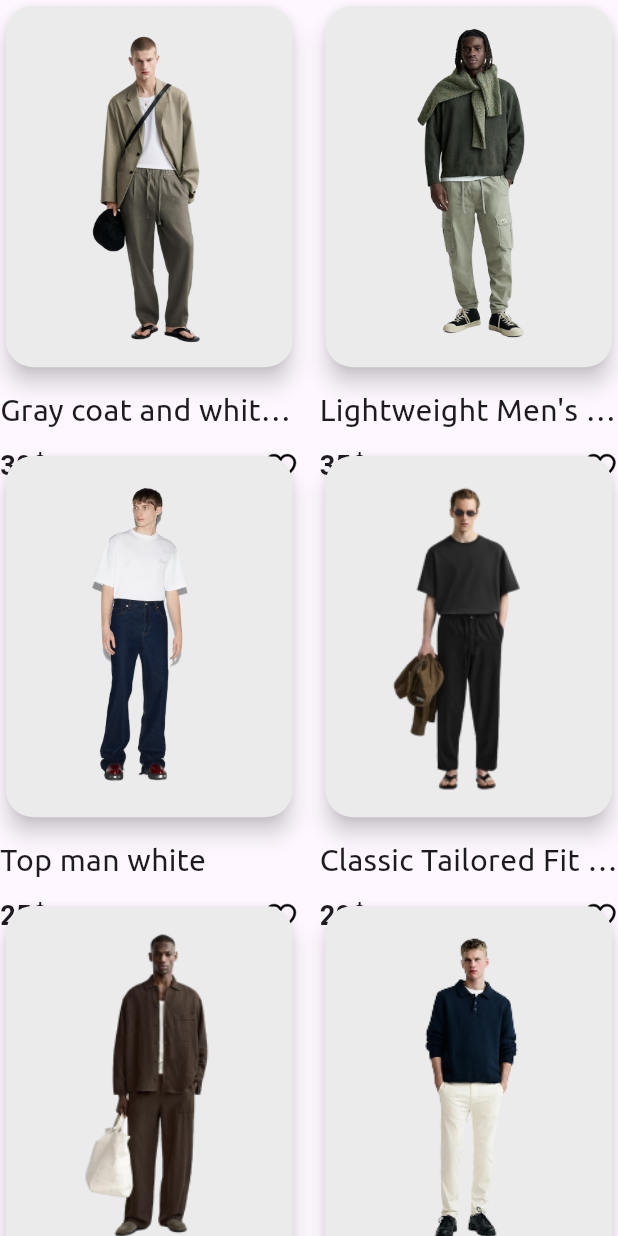
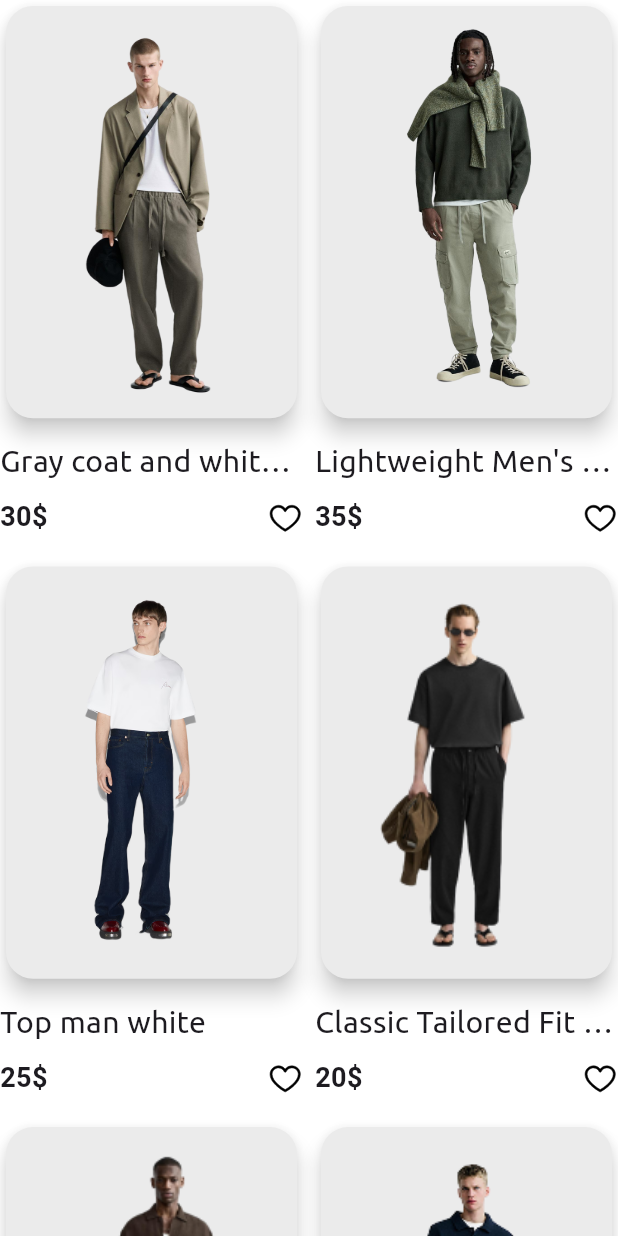
Before and after one commit to Omar-Tmam/Runway-Fashion, a Flutter app: the CategoriesGridView widget shown alone on an empty page, opened directly, on a phone screen of 412 x 824 dp. Run offline on Flutter 3.47's test engine with Material 3 defaults, Android fonts, the light colour scheme and no system bars; our stand-ins replace flutter_svg, gap, go_router, video_player.

Commit message:
edits in men model

```diff
--- a/lib/Features/category_view/data/models/men_model.dart
+++ b/lib/Features/category_view/data/models/men_model.dart
@@ -1,6 +1,6 @@
 class MenModel {
-  final String image, price,icon,name;
+  final String image, price,name;
 
-  MenModel( { required this.name,required this.image, required this.price, required this.icon});
+  MenModel( { required this.name,required this.image, required this.price, });
 
 }
--- a/lib/Features/category_view/presentation/views/widgets/categories_grid_view.dart
+++ b/lib/Features/category_view/presentation/views/widgets/categories_grid_view.dart
@@ -9,33 +9,32 @@ class CategoriesGridView extends StatelessWidget {
     MenModel(
       image: Assets.imagesCategory1,
       price: '30\$',
-        icon: Assets.imagesHeart,
-        name: 'Gray coat and white T-shirt'),
+      name: 'Gray coat and white T-shirt',
+    ),
     MenModel(
       image: Assets.imagesCategory2,
       price: '35\$',
-        icon: Assets.imagesHeart,
-        name: 'Lightweight Men\'s Puffer Jacket'),
+      name: 'Lightweight Men\'s Puffer Jacket',
+    ),
     MenModel(
       image: Assets.imagesCategory3,
       price: '25\$',
-        icon: Assets.imagesHeart,
-        name: 'Top man white'),
+      name: 'Top man white',
+    ),
     MenModel(
         image: Assets.imagesCategory4,
         price: '20\$',
-        icon: Assets.imagesHeart,
         name: 'Classic Tailored Fit Men\'s Dress Shirt'),
     MenModel(
       image: Assets.imagesCategory5,
       price: '30 \$',
-        icon: Assets.imagesHeart,
-        name: 'Deep gray essential regular'),
+      name: 'Deep gray essential regular',
+    ),
     MenModel(
       image: Assets.imagesCategory6,
       price: '40\$',
-        icon: Assets.imagesHeart,
-        name: 'Top man black with Trouser'),
+      name: 'Top man black with Trouser',
+    ),
   ];
 
   @override
@@ -44,16 +43,13 @@ class CategoriesGridView extends StatelessWidget {
       child: GridView.builder(
         itemCount: models.length,
         gridDelegate: SliverGridDelegateWithMaxCrossAxisExtent(
-          mainAxisExtent: 300,
-          crossAxisSpacing: 14,
+          crossAxisSpacing: 8,
+          childAspectRatio: 200 / 370,
           maxCrossAxisExtent: 300,
         ),
         itemBuilder: (context, index) {
           return CategoryItem(
-            image: models[index].image,
-            name: models[index].name,
-            price: models[index].price,
-            icon: models[index].icon,
+            menModel: models[index],
           );
         },
       ),
--- a/lib/Features/category_view/presentation/views/widgets/category_item.dart
+++ b/lib/Features/category_view/presentation/views/widgets/category_item.dart
@@ -2,15 +2,15 @@ import 'package:flutter/material.dart';
 import 'package:flutter_svg/svg.dart';
 import 'package:gap/gap.dart';
 import 'package:runway_app/Core/utils/app_styles.dart';
+import 'package:runway_app/Core/utils/assets.dart';
+import 'package:runway_app/Features/category_view/data/models/men_model.dart';
 
 class CategoryItem extends StatelessWidget {
-  const CategoryItem(
-      {super.key,
-      required this.image,
-      required this.name,
-      required this.price,
-      required this.icon});
-  final String image, name, price, icon;
+  const CategoryItem({
+    super.key,
+    required this.menModel,
+  });
+  final MenModel menModel;
 
   @override
   Widget build(BuildContext context) {
@@ -18,7 +18,7 @@ class CategoryItem extends StatelessWidget {
       crossAxisAlignment: CrossAxisAlignment.start,
       children: [
         AspectRatio(
-          aspectRatio: 200 / 250,
+          aspectRatio: 200 / 280,
           child: Card(
             color: Color(0xFFEBEBEB),
             elevation: 6,
@@ -28,12 +28,11 @@ class CategoryItem extends StatelessWidget {
             ),
             clipBehavior: Clip.antiAlias,
             child: Hero(
-              tag: image,
+              tag: menModel.image,
               child: Padding(
                 padding: const EdgeInsets.symmetric(vertical: 14),
                 child: Image.asset(
-                  image,
-                  fit: BoxFit.contain,
+                  menModel.image,
                 ),
               ),
             ),
@@ -43,7 +42,7 @@ class CategoryItem extends StatelessWidget {
         Text(
           overflow: TextOverflow.ellipsis,
           maxLines: 1,
-          name,
+          menModel.name,
           style: AppStyles.styleMedium14(context),
         ),
         Gap(10),
@@ -51,14 +50,14 @@ class CategoryItem extends StatelessWidget {
           mainAxisAlignment: MainAxisAlignment.spaceBetween,
           children: [
             Text(
-              price,
+              menModel.price,
               style: const TextStyle(
                 fontSize: 18,
                 fontWeight: FontWeight.bold,
               ),
             ),
             SvgPicture.asset(
-              icon,
+              Assets.imagesHeart,
               width: 24,
               height: 24,
             ),
--- a/lib/main.dart
+++ b/lib/main.dart
@@ -11,6 +11,10 @@ class RunWayFashion extends StatelessWidget {
   @override
   Widget build(BuildContext context) {
     return MaterialApp.router(
+      theme: ThemeData.light().copyWith(
+          appBarTheme: AppBarTheme(
+              surfaceTintColor: Colors.transparent, backgroundColor: Colors.transparent),
+          scaffoldBackgroundColor: Colors.white),
       debugShowCheckedModeBanner: false,
       routerConfig: AppRouter.router,
     );
```
Lines whose indentation alone changed are shown as unchanged.
